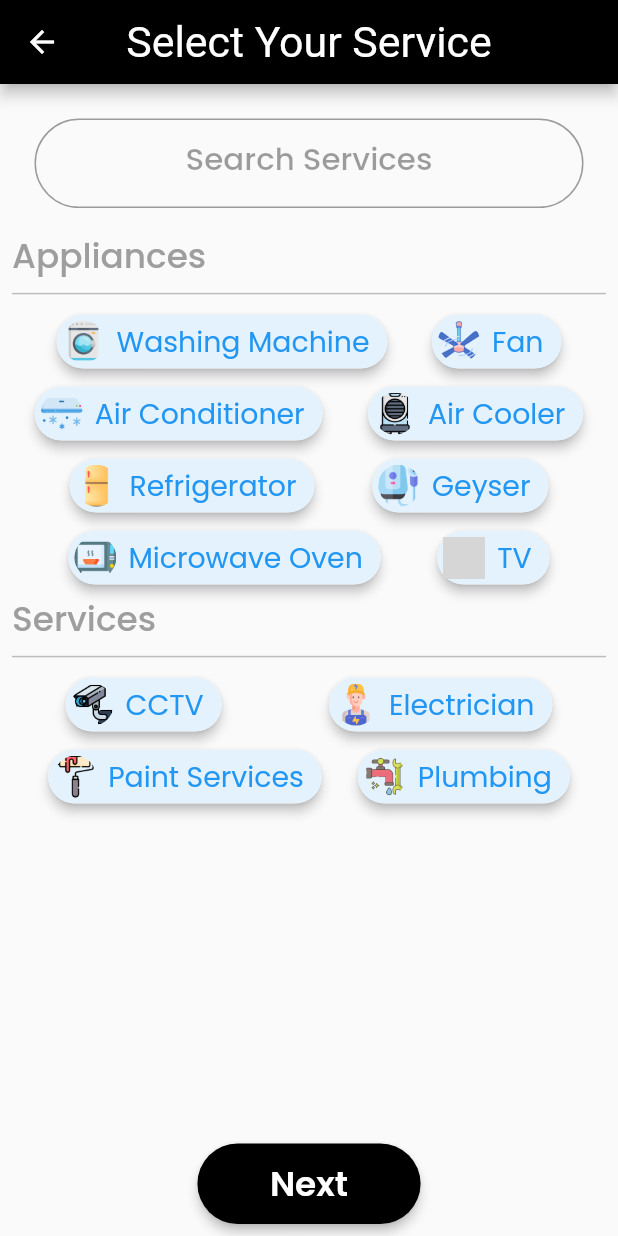
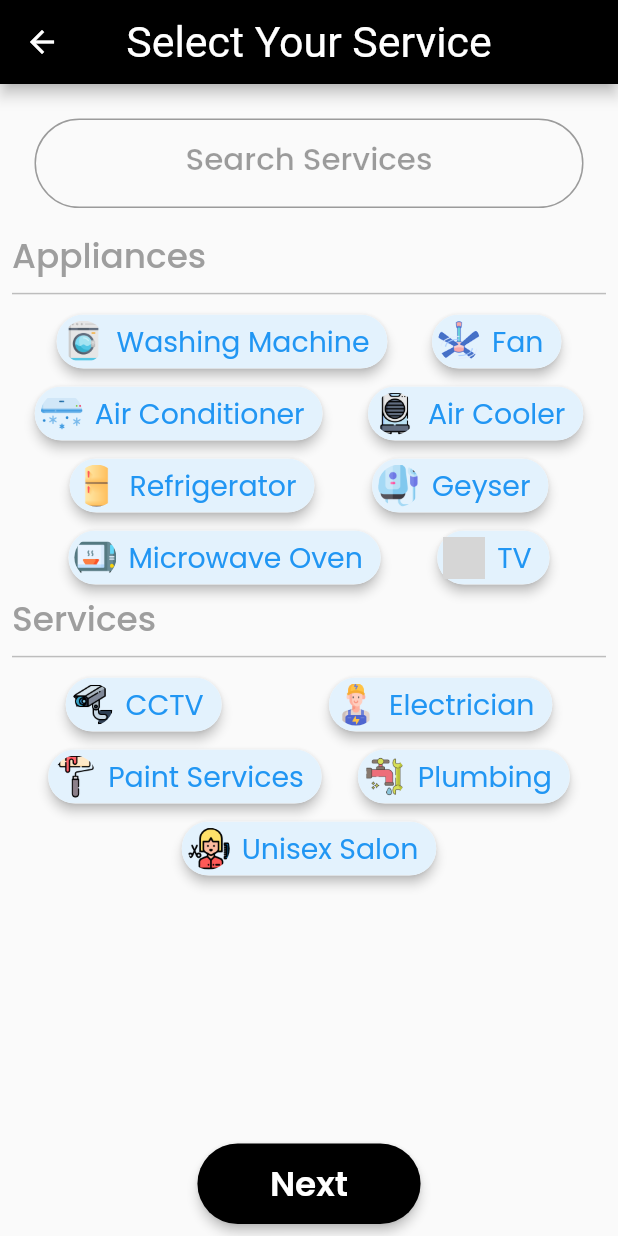
Before and after one commit to ferajofficial/Technician_App, a Flutter app: the SelectServicesView screen opened directly, on a phone screen of 412 x 824 dp. Run offline on Flutter 3.47's test engine with Material 2 defaults, Android fonts, the phone set to English and light mode, and no system bars; our stand-ins replace confetti, flutter_screenutil, google_fonts, image_picker, pinput, syncfusion_flutter_charts and 1 more; grey boxes are pictures that could not be loaded.

```diff
--- a/lib/Views/Select_Services/servicesViews.dart
+++ b/lib/Views/Select_Services/servicesViews.dart
@@ -452,30 +452,36 @@ class _SelectServicesViewState extends State<SelectServicesView> {
                 ),
               ],
             ),
-            // Align(
-            //   alignment: Alignment.center,
-            //   child: FilterChip(
-            //     elevation: 3,
-            //     label: Text(
-            //       "Others",
-            //       style: GoogleFonts.poppins(
-            //           textStyle: TextStyle(
-            //         fontSize: 16.5.sp,
-            //         fontWeight: FontWeight.w400,
-            //         color: isSelectedList[12] ? Colors.green : Colors.blue,
-            //       )),
-            //     ),
-            //     selected: isSelectedList[12],
-            //     onSelected: (bool value) {
-            //       setState(() {
-            //         isSelectedList[12] = value;
-            //       });
-            //     },
-            //     backgroundColor: Colors.blue[50],
-            //     selectedColor: Colors.green[100],
-            //     checkmarkColor: Colors.white,
-            //   ),
-            // ),
+            Align(
+              alignment: Alignment.center,
+              child: FilterChip(
+                elevation: 3,
+                label: Text(
+                  "Unisex Salon",
+                  style: GoogleFonts.poppins(
+                      textStyle: TextStyle(
+                    fontSize: 16.5.sp,
+                    fontWeight: FontWeight.w400,
+                    color: isSelectedList[12] ? Colors.green : Colors.blue,
+                  )),
+                ),
+                selected: isSelectedList[12],
+                onSelected: (bool value) {
+                  setState(() {
+                    isSelectedList[12] = value;
+                  });
+                },
+                avatar: CircleAvatar(
+                  // radius: 50,
+                  backgroundColor: Colors.transparent,
+                  backgroundImage:
+                      AssetImage("assets/images/appliences/salon.png"),
+                ),
+                backgroundColor: Colors.blue[50],
+                selectedColor: Colors.green[100],
+                checkmarkColor: Colors.white,
+              ),
+            ),
             // Wrap(
             //   spacing: 8,
             //   direction: Axis.horizontal,
```
Also changed, not shown: assets/images/appliences/salon.png (added).
